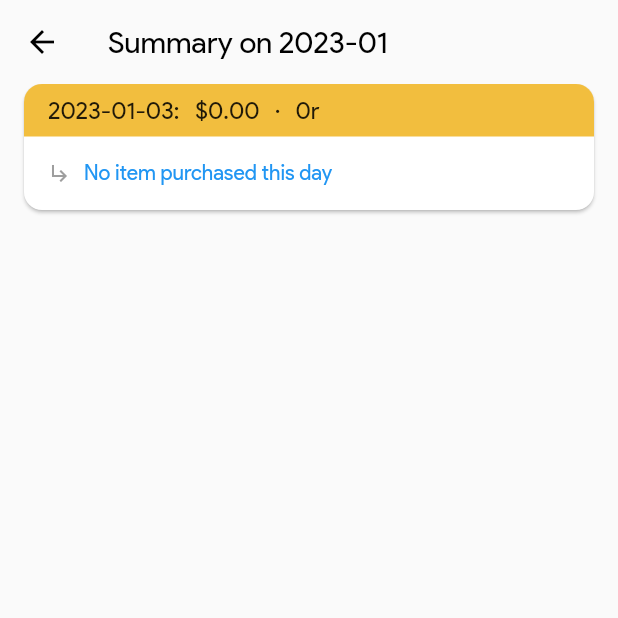
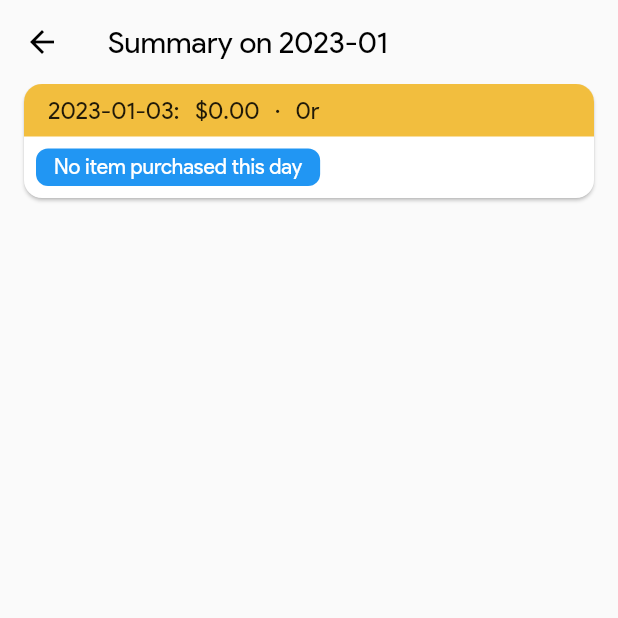
Before and after one commit to channdara/flutter_expanses, a Flutter app: the MonthlySummaryScreen screen opened directly with empty values, on a phone screen of 412 x 824 dp, the top half of it. Run offline on Flutter 3.47's test engine with Material 2 defaults, Android fonts, the light colour scheme and no system bars; our stand-ins replace cloud_firestore, firebase_core, hive; accounts and stored records are empty.

```diff
--- a/lib/src/ui/screen/monthly_summary_screen/monthly_summary_screen_list_item.dart
+++ b/lib/src/ui/screen/monthly_summary_screen/monthly_summary_screen_list_item.dart
@@ -15,6 +15,7 @@ class MonthlySummaryScreenListItem extends StatelessWidget {
       clipBehavior: Clip.antiAliasWithSaveLayer,
       shape: RoundedRectangleBorder(borderRadius: BorderRadius.circular(12.0)),
       child: Column(
+        crossAxisAlignment: CrossAxisAlignment.start,
         children: [
           Container(
             width: double.infinity,
@@ -28,30 +29,26 @@ class MonthlySummaryScreenListItem extends StatelessWidget {
               style: const TextStyle(fontSize: 16.0),
             ),
           ),
-          Container(
-            width: double.infinity,
-            padding: const EdgeInsets.all(16.0),
-            child: Column(
+          Padding(
+            padding: const EdgeInsets.all(8.0),
+            child: Wrap(
+              spacing: 4.0,
+              runSpacing: 4.0,
               children: item
                   .getItems()
-                  .map((item) => Row(
-                        crossAxisAlignment: CrossAxisAlignment.start,
-                        children: [
-                          const Icon(
-                            Icons.subdirectory_arrow_right,
-                            color: Colors.grey,
-                            size: 16.0,
-                          ),
-                          const SizedBox(width: 8.0),
-                          Expanded(
-                            child: Text(
-                              item.content,
-                              style: TextStyle(
-                                color: item.getDisplayTextColor(),
-                              ),
-                            ),
-                          ),
-                        ],
+                  .map((e) => Container(
+                        decoration: BoxDecoration(
+                          color: e.getDisplayTextColor(),
+                          borderRadius: BorderRadius.circular(8.0),
+                        ),
+                        padding: const EdgeInsets.symmetric(
+                          vertical: 4.0,
+                          horizontal: 12.0,
+                        ),
+                        child: Text(
+                          e.content,
+                          style: const TextStyle(color: Colors.white),
+                        ),
                       ))
                   .toList(),
             ),
```
